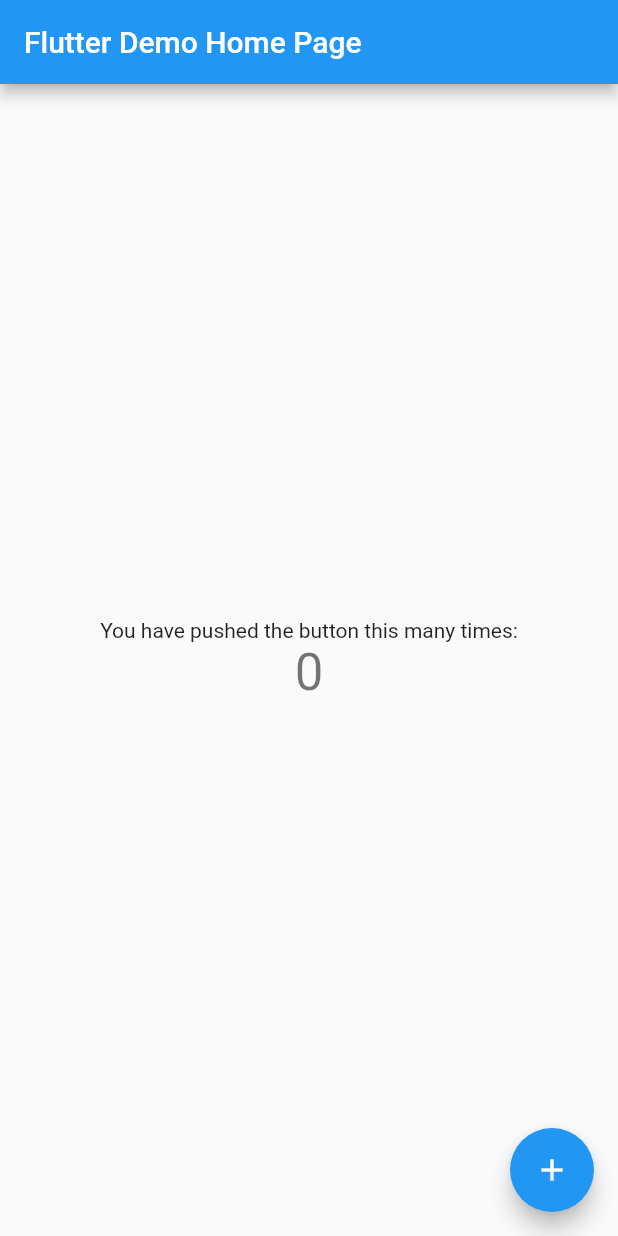
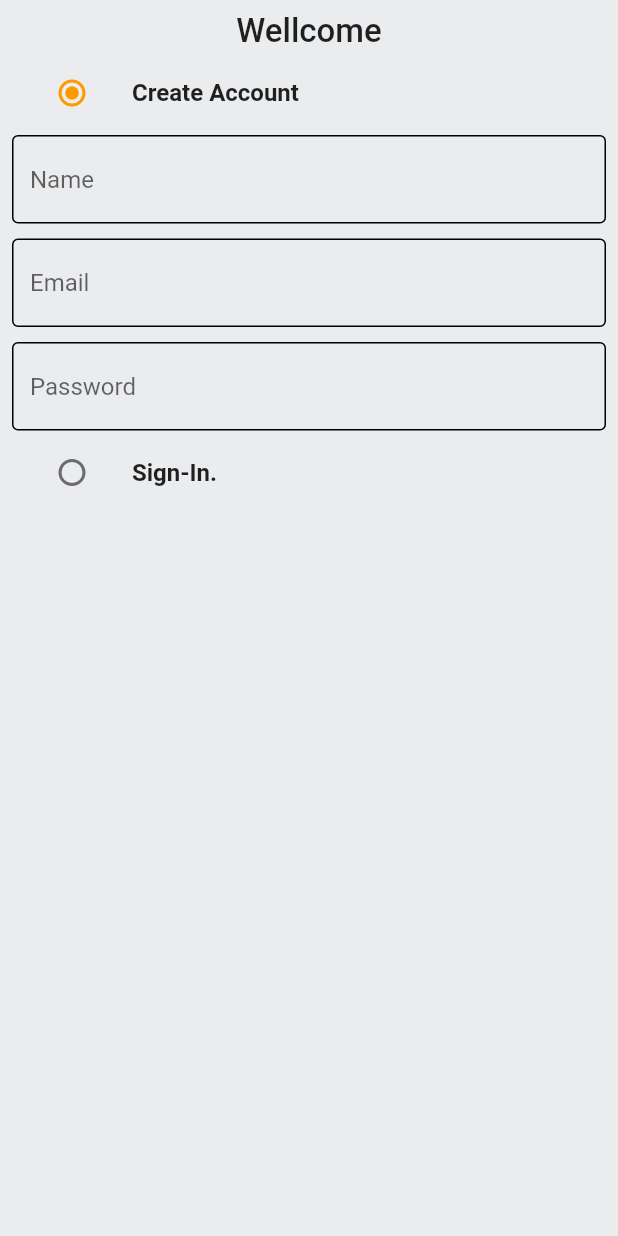
Before and after one commit to AmirBegic1/amazon_clone, a Flutter app: the screen it shows after launch, on a phone screen of 412 x 824 dp. Run offline on Flutter 3.47's test engine with Material 2 defaults, Android fonts, the phone set to English and light mode, and no system bars.

```diff
--- /dev/null
+++ b/lib/common/widgets/custom_textfield.dart
@@ -0,0 +1,31 @@
+import 'package:flutter/material.dart';
+
+class CustomTExtField extends StatelessWidget {
+  final TextEditingController controller;
+  final String hintText;
+
+  const CustomTExtField(
+      {Key? key, required this.controller, required this.hintText})
+      : super(key: key);
+
+  @override
+  Widget build(BuildContext context) {
+    return TextFormField(
+      controller: controller,
+      decoration: InputDecoration(
+        hintText: hintText,
+        border: const OutlineInputBorder(
+          borderSide: BorderSide(
+            color: Colors.black,
+          ),
+        ),
+        enabledBorder: const OutlineInputBorder(
+          borderSide: BorderSide(
+            color: Colors.black,
+          ),
+        ),
+      ),
+      validator: (value) {},
+    );
+  }
+}
--- /dev/null
+++ b/lib/constants/global_variables.dart
@@ -0,0 +1,52 @@
+import 'package:flutter/material.dart';
+
+// String uri = 'http://<yourip>:3000';
+
+class GlobalVariables {
+  // COLORS
+  static const appBarGradient = LinearGradient(
+    colors: [
+      Color.fromARGB(255, 29, 201, 192),
+      Color.fromARGB(255, 125, 221, 216),
+    ],
+    stops: [0.5, 1.0],
+  );
+
+  static const secondaryColor = Color.fromRGBO(255, 153, 0, 1);
+  static const backgroundColor = Colors.white;
+  static const Color greyBackgroundCOlor = Color(0xffebecee);
+  static var selectedNavBarColor = Colors.cyan[800]!;
+  static const unselectedNavBarColor = Colors.black87;
+
+  // STATIC IMAGES
+  static const List<String> carouselImages = [
+    'https://images-eu.ssl-images-amazon.com/images/G/31/img21/Wireless/WLA/TS/D37847648_Accessories_savingdays_Jan22_Cat_PC_1500.jpg',
+    'https://images-eu.ssl-images-amazon.com/images/G/31/img2021/Vday/bwl/English.jpg',
+    'https://images-eu.ssl-images-amazon.com/images/G/31/img22/Wireless/AdvantagePrime/BAU/14thJan/D37196025_IN_WL_AdvantageJustforPrime_Jan_Mob_ingress-banner_1242x450.jpg',
+    'https://images-na.ssl-images-amazon.com/images/G/31/Symbol/2020/00NEW/1242_450Banners/PL31_copy._CB432483346_.jpg',
+    'https://images-na.ssl-images-amazon.com/images/G/31/img21/shoes/September/SSW/pc-header._CB641971330_.jpg',
+  ];
+
+  static const List<Map<String, String>> categoryImages = [
+    {
+      'title': 'Mobiles',
+      'image': 'assets/images/mobiles.jpeg',
+    },
+    {
+      'title': 'Essentials',
+      'image': 'assets/images/essentials.jpeg',
+    },
+    {
+      'title': 'Appliances',
+      'image': 'assets/images/appliances.jpeg',
+    },
+    {
+      'title': 'Books',
+      'image': 'assets/images/books.jpeg',
+    },
+    {
+      'title': 'Fashion',
+      'image': 'assets/images/fashion.jpeg',
+    },
+  ];
+}
--- /dev/null
+++ b/lib/features/screens/auth_screen.dart
@@ -0,0 +1,116 @@
+import 'package:amazon_clone/common/widgets/custom_textfield.dart';
+import 'package:amazon_clone/constants/global_variables.dart';
+import 'package:flutter/material.dart';
+
+enum Auth {
+  signin,
+  signup,
+}
+
+class AuthScreen extends StatefulWidget {
+  static const String routeName = '/auth-screen';
+  AuthScreen({Key? key}) : super(key: key);
+
+  @override
+  State<AuthScreen> createState() => _AuthScreenState();
+}
+
+class _AuthScreenState extends State<AuthScreen> {
+  Auth _auth = Auth.signup;
+  final _signupFormKey = GlobalKey<FormState>();
+  final _signInFormKey = GlobalKey<FormState>();
+
+  final TextEditingController _emailController = TextEditingController();
+  final TextEditingController _passwordController = TextEditingController();
+  final TextEditingController _nameController = TextEditingController();
+
+  @override
+  void dispose() {
+    super.dispose();
+    _emailController.dispose();
+    _passwordController.dispose();
+    _nameController.dispose();
+  }
+
+  Widget build(BuildContext context) {
+    return Scaffold(
+      backgroundColor: GlobalVariables.greyBackgroundCOlor,
+      body: SafeArea(
+        child: Padding(
+          padding: const EdgeInsets.all(8.0),
+          child: Column(
+            children: [
+              Text(
+                "Wellcome",
+                style: TextStyle(
+                  fontSize: 22,
+                  fontWeight: FontWeight.w500,
+                ),
+              ),
+              ListTile(
+                title: const Text(
+                  "Create Account",
+                  style: TextStyle(
+                    fontWeight: FontWeight.bold,
+                  ),
+                ),
+                leading: Radio(
+                  activeColor: GlobalVariables.secondaryColor,
+                  value: Auth.signup,
+                  groupValue: _auth,
+                  onChanged: (Auth? val) {
+                    setState(() {
+                      _auth = val!;
+                    });
+                  },
+                ),
+              ),
+              if (_auth == Auth.signup)
+                Form(
+                  key: _signupFormKey,
+                  child: Column(
+                    children: [
+                      CustomTExtField(
+                        controller: _nameController,
+                        hintText: 'Name',
+                      ),
+                      const SizedBox(height: 10),
+                      CustomTExtField(
+                        controller: _emailController,
+                        hintText: 'Email',
+                      ),
+                      const SizedBox(height: 10),
+                      CustomTExtField(
+                        controller: _passwordController,
+                        hintText: 'Password',
+                      ),
+                    ],
+                  ),
+                ),
+
+              //singin
+              ListTile(
+                title: const Text(
+                  "Sign-In.",
+                  style: TextStyle(
+                    fontWeight: FontWeight.bold,
+                  ),
+                ),
+                leading: Radio(
+                  activeColor: GlobalVariables.secondaryColor,
+                  value: Auth.signin,
+                  groupValue: _auth,
+                  onChanged: (Auth? val) {
+                    setState(() {
+                      _auth = val!;
+                    });
+                  },
+                ),
+              ),
+            ],
+          ),
+        ),
+      ),
+    );
+  }
+}
--- a/lib/main.dart
+++ b/lib/main.dart
@@ -1,3 +1,6 @@
+import 'package:amazon_clone/constants/global_variables.dart';
+import 'package:amazon_clone/features/screens/auth_screen.dart';
+import 'package:amazon_clone/router.dart';
 import 'package:flutter/material.dart';
 
 void main() {
@@ -10,58 +13,20 @@ class MyApp extends StatelessWidget {
   @override
   Widget build(BuildContext context) {
     return MaterialApp(
-      title: 'Flutter Demo',
+      debugShowCheckedModeBanner: false,
+      title: 'Amazon Clone',
       theme: ThemeData(
-        primarySwatch: Colors.blue,
+        scaffoldBackgroundColor: GlobalVariables.backgroundColor,
+        colorScheme: const ColorScheme.light(
+          primary: GlobalVariables.secondaryColor,
+        ),
+        appBarTheme: const AppBarTheme(
+          elevation: 0,
+          iconTheme: IconThemeData(color: Colors.black),
+        ),
       ),
-      home: const MyHomePage(title: 'Flutter Demo Home Page'),
+      onGenerateRoute: (settings) => generateRoute(settings),
+      home: AuthScreen(),
     );
   }
 }
-
-class MyHomePage extends StatefulWidget {
-  const MyHomePage({super.key, required this.title});
-
-  final String title;
-
-  @override
-  State<MyHomePage> createState() => _MyHomePageState();
-}
-
-class _MyHomePageState extends State<MyHomePage> {
-  int _counter = 0;
-
-  void _incrementCounter() {
-    setState(() {
-      _counter++;
-    });
-  }
-
-  @override
-  Widget build(BuildContext context) {
-    return Scaffold(
-      appBar: AppBar(
-        title: Text(widget.title),
-      ),
-      body: Center(
-        child: Column(
-          mainAxisAlignment: MainAxisAlignment.center,
-          children: <Widget>[
-            const Text(
-              'You have pushed the button this many times:',
-            ),
-            Text(
-              '$_counter',
-              style: Theme.of(context).textTheme.headline4,
-            ),
-          ],
-        ),
-      ),
-      floatingActionButton: FloatingActionButton(
-        onPressed: _incrementCounter,
-        tooltip: 'Increment',
-        child: const Icon(Icons.add),
-      ),
-    );
-  }
-}
--- /dev/null
+++ b/lib/router.dart
@@ -0,0 +1,19 @@
+import 'package:amazon_clone/features/screens/auth_screen.dart';
+import 'package:flutter/material.dart';
+
+Route<dynamic> generateRoute(RouteSettings routeSettings) {
+  switch (routeSettings.name) {
+    case AuthScreen.routeName:
+      return MaterialPageRoute(
+        builder: (_) => AuthScreen(),
+      );
+    default:
+      return MaterialPageRoute(
+        builder: (_) => const Scaffold(
+          body: Center(
+            child: Text("Route doesn't exist"),
+          ),
+        ),
+      );
+  }
+}
```
